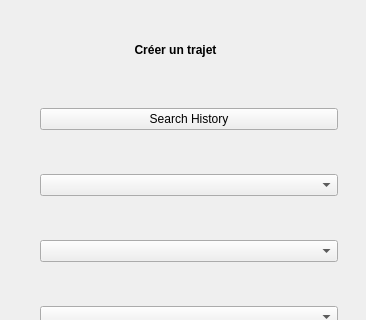
Old version of the form AppCovoiturage/passengerhomepage.ui in the repository MossabMilha/App-Covoiturage; both pictures show x 0 to 366 and y 0 to 320 of the 366 by 580 pixel window.
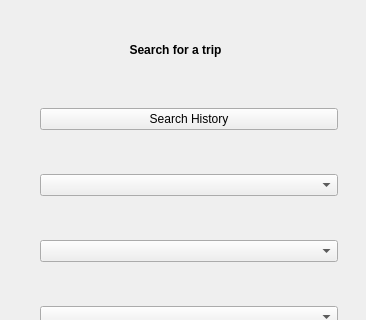
New version of the form.

Patch:
```diff
--- a/AppCovoiturage/passengerhomepage.ui
+++ b/AppCovoiturage/passengerhomepage.ui
@@ -103,7 +103,7 @@
     </rect>
    </property>
    <property name="text">
-    <string>&lt;html&gt;&lt;head/&gt;&lt;body&gt;&lt;p align=&quot;center&quot;&gt;&lt;span style=&quot; font-weight:700;&quot;&gt;Créer un trajet&lt;/span&gt;&lt;/p&gt;&lt;/body&gt;&lt;/html&gt;</string>
+    <string>&lt;html&gt;&lt;head/&gt;&lt;body&gt;&lt;p align=&quot;center&quot;&gt;&lt;span style=&quot; font-weight:700;&quot;&gt;Search for a trip&lt;/span&gt;&lt;/p&gt;&lt;/body&gt;&lt;/html&gt;</string>
    </property>
   </widget>
  </widget>
```
